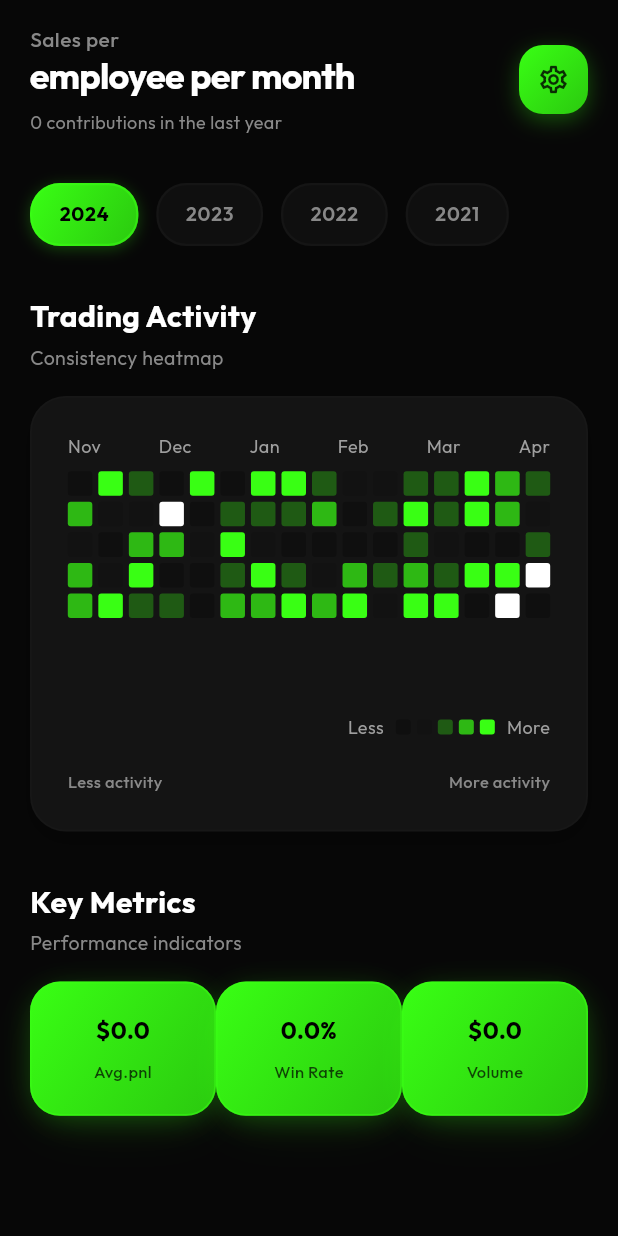
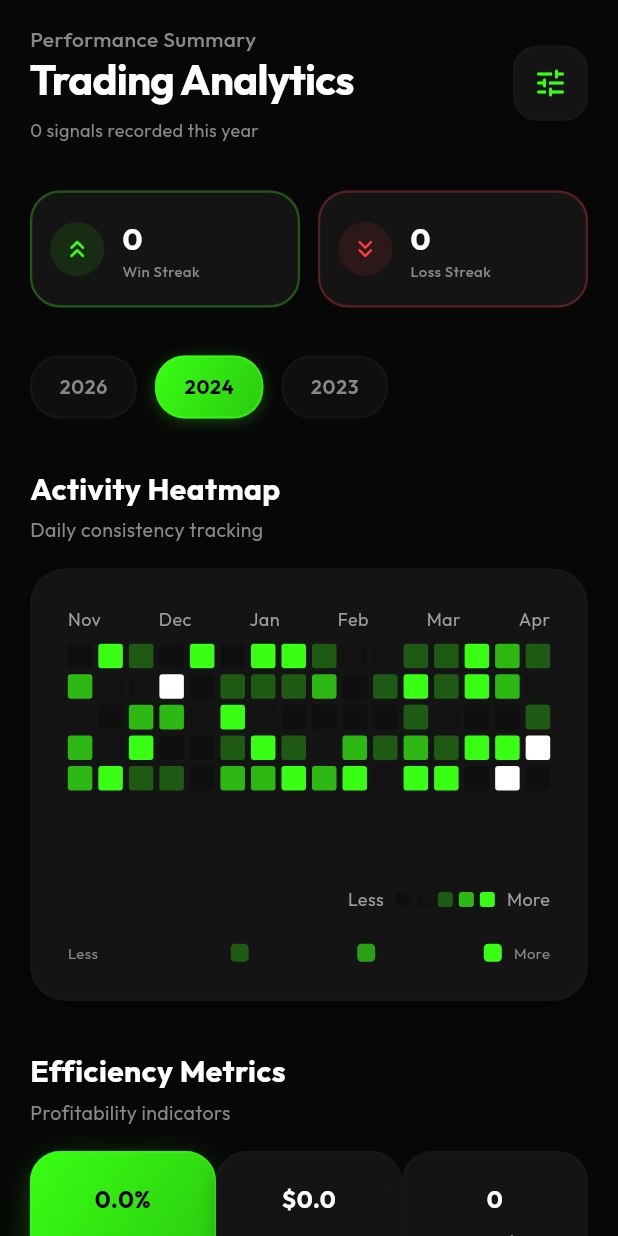
Before and after one commit to GlorysID/jurnal_mobile, a Flutter app: the DashboardView screen opened directly, on a phone screen of 412 x 824 dp. Run offline on Flutter 3.47's test engine with Material 3 defaults, Android fonts, the phone set to English and light mode, and no system bars; our stand-ins replace file_picker, fl_chart, flutter_riverpod, google_fonts, image_picker, isar and 1 more; accounts and stored records are empty; generated files the repository leaves out were written again.

Commit message:
Feat: Analytics UI Gacor Update (v1.1.1+5)

```diff
--- a/lib/domain/entities/analytics_entity.dart
+++ b/lib/domain/entities/analytics_entity.dart
@@ -8,6 +8,9 @@ class AnalyticsEntity {
   final double expectedValue;
   final List<double> equityCurve; // For chart
 
+  final int winningStreak;
+  final int losingStreak;
+
   AnalyticsEntity({
     required this.totalPnl,
     required this.totalTrades,
@@ -17,6 +20,8 @@ class AnalyticsEntity {
     required this.maxDrawdown,
     required this.expectedValue,
     required this.equityCurve,
+    required this.winningStreak,
+    required this.losingStreak,
   });
 
   factory AnalyticsEntity.empty() {
@@ -29,6 +34,8 @@ class AnalyticsEntity {
       maxDrawdown: 0,
       expectedValue: 0,
       equityCurve: [0],
+      winningStreak: 0,
+      losingStreak: 0,
     );
   }
 }
--- a/lib/presentation/providers/analytics_provider.dart
+++ b/lib/presentation/providers/analytics_provider.dart
@@ -28,6 +28,11 @@ AnalyticsEntity _calculateAnalytics(List<TradeEntity> trades) {
 
   double currentEquity = 0;
 
+  int maxWinStreak = 0;
+  int maxLossStreak = 0;
+  int currentWinStreak = 0;
+  int currentLossStreak = 0;
+
   for (var trade in closedTrades) {
     double pnl = trade.pnl ?? 0;
     if (pnl.isNaN || pnl.isInfinite) pnl = 0;
@@ -39,8 +44,14 @@ AnalyticsEntity _calculateAnalytics(List<TradeEntity> trades) {
 
     if (pnl > 0) {
       winningTrades++;
+      currentWinStreak++;
+      currentLossStreak = 0;
+      if (currentWinStreak > maxWinStreak) maxWinStreak = currentWinStreak;
     } else if (pnl < 0) {
       losingTrades++;
+      currentLossStreak++;
+      currentWinStreak = 0;
+      if (currentLossStreak > maxLossStreak) maxLossStreak = currentLossStreak;
     }
 
     if (currentEquity.isFinite && currentEquity > peakEquity) {
@@ -68,5 +79,7 @@ AnalyticsEntity _calculateAnalytics(List<TradeEntity> trades) {
     maxDrawdown: maxDrawdown,
     expectedValue: expectedValue,
     equityCurve: equityCurve,
+    winningStreak: maxWinStreak,
+    losingStreak: maxLossStreak,
   );
 }
--- a/lib/presentation/screens/dashboard_view.dart
+++ b/lib/presentation/screens/dashboard_view.dart
@@ -16,6 +16,102 @@ class DashboardView extends ConsumerStatefulWidget {
 class _DashboardViewState extends ConsumerState<DashboardView> {
   int selectedYear = 2024;
 
+  Widget _buildQuickAction(BuildContext context) {
+    return Container(
+      decoration: BoxDecoration(
+        color: AppTheme.cardDark,
+        borderRadius: BorderRadius.circular(16),
+        border: Border.all(color: AppTheme.borderColor.withValues(alpha: 0.3)),
+      ),
+      child: IconButton(
+        icon: const Icon(Icons.tune_rounded, color: AppTheme.accentColor),
+        onPressed: () {},
+      ),
+    );
+  }
+
+  Widget _buildStreakCard(
+    String label,
+    String value,
+    IconData icon,
+    Color color,
+  ) {
+    return Expanded(
+      child: Container(
+        decoration: BoxDecoration(
+          color: AppTheme.cardDark,
+          borderRadius: BorderRadius.circular(20),
+          border: Border.all(color: color.withValues(alpha: 0.3), width: 1.5),
+        ),
+        padding: const EdgeInsets.symmetric(vertical: 16, horizontal: 12),
+        child: Row(
+          children: [
+            Container(
+              padding: const EdgeInsets.all(8),
+              decoration: BoxDecoration(
+                color: color.withValues(alpha: 0.1),
+                shape: BoxShape.circle,
+              ),
+              child: Icon(icon, color: color, size: 20),
+            ),
+            const SizedBox(width: 12),
+            Column(
+              crossAxisAlignment: CrossAxisAlignment.start,
+              children: [
+                Text(
+                  value,
+                  style: GoogleFonts.outfit(
+                    fontSize: 20,
+                    fontWeight: FontWeight.bold,
+                    color: AppTheme.textColor,
+                  ),
+                ),
+                Text(
+                  label,
+                  style: const TextStyle(
+                    fontSize: 10,
+                    color: AppTheme.textSecondary,
+                    fontWeight: FontWeight.w500,
+                  ),
+                ),
+              ],
+            ),
+          ],
+        ),
+      ),
+    );
+  }
+
+  Widget _buildLegendItem(String label, Color color) {
+    return Row(
+      children: [
+        if (label == 'Less') ...[
+          Text(
+            label,
+            style: const TextStyle(fontSize: 10, color: AppTheme.textSecondary),
+          ),
+          const SizedBox(width: 8),
+        ],
+        Container(
+          width: 12,
+          height: 12,
+          decoration: BoxDecoration(
+            color: color,
+            borderRadius: BorderRadius.circular(3),
+          ),
+        ),
+        if (label == 'More') ...[
+          const SizedBox(width: 8),
+          Text(
+            label,
+            style: const TextStyle(fontSize: 10, color: AppTheme.textSecondary),
+          ),
+        ],
+        if (label != 'Less' && label != 'More') const SizedBox(width: 4),
+      ],
+    );
+  }
+
   @override
   Widget build(BuildContext context) {
     final analytics = ref.watch(analyticsProvider);
@@ -29,7 +125,7 @@ class _DashboardViewState extends ConsumerState<DashboardView> {
           child: Column(
             crossAxisAlignment: CrossAxisAlignment.start,
             children: [
-              // Enhanced Header
+              // Premium Header
               Padding(
                 padding: const EdgeInsets.symmetric(horizontal: 20),
                 child: Row(
@@ -39,7 +135,7 @@ class _DashboardViewState extends ConsumerState<DashboardView> {
                       crossAxisAlignment: CrossAxisAlignment.start,
                       children: [
                         Text(
-                          'Sales per',
+                          'Performance Summary',
                           style: const TextStyle(
                             fontSize: 14,
                             color: AppTheme.textSecondary,
@@ -48,9 +144,9 @@ class _DashboardViewState extends ConsumerState<DashboardView> {
                           ),
                         ),
                         Text(
-                          'employee per month',
+                          'Trading Analytics',
                           style: GoogleFonts.outfit(
-                            fontSize: 24,
+                            fontSize: 28,
                             fontWeight: FontWeight.bold,
                             color: AppTheme.textColor,
                             letterSpacing: -0.5,
@@ -59,7 +155,7 @@ class _DashboardViewState extends ConsumerState<DashboardView> {
                         ),
                         const SizedBox(height: 8),
                         Text(
-                          '${analytics.totalTrades} contributions in the last year',
+                          '${analytics.totalTrades} signals recorded this year',
                           style: const TextStyle(
                             fontSize: 12,
                             color: AppTheme.textSecondary,
@@ -68,41 +164,29 @@ class _DashboardViewState extends ConsumerState<DashboardView> {
                         ),
                       ],
                     ),
-                    Container(
-                      decoration: BoxDecoration(
-                        gradient: AppTheme.accentGradient,
-                        borderRadius: BorderRadius.circular(16),
-                        boxShadow: [
-                          BoxShadow(
-                            color: AppTheme.accentColor.withValues(alpha: 0.3),
-                            blurRadius: 12,
-                            offset: const Offset(0, 4),
-                          ),
-                        ],
-                      ),
-                      child: Material(
-                        color: Colors.transparent,
-                        child: InkWell(
-                          onTap: () {
-                            ScaffoldMessenger.of(context).showSnackBar(
-                              const SnackBar(
-                                content: Text(
-                                  'Settings are available in the Profile tab',
-                                ),
-                              ),
-                            );
-                          },
-                          borderRadius: BorderRadius.circular(16),
-                          child: Padding(
-                            padding: const EdgeInsets.all(12),
-                            child: Icon(
-                              Icons.settings_outlined,
-                              color: Colors.black.withValues(alpha: 0.8),
-                              size: 22,
-                            ),
-                          ),
-                        ),
-                      ),
+                    _buildQuickAction(context),
+                  ],
+                ),
+              ),
+              const SizedBox(height: 32),
+
+              // Trading Streaks (Gacor Row)
+              Padding(
+                padding: const EdgeInsets.symmetric(horizontal: 20),
+                child: Row(
+                  children: [
+                    _buildStreakCard(
+                      'Win Streak',
+                      '${analytics.winningStreak}',
+                      Icons.keyboard_double_arrow_up_rounded,
+                      AppTheme.successColor,
+                    ),
+                    const SizedBox(width: 12),
+                    _buildStreakCard(
+                      'Loss Streak',
+                      '${analytics.losingStreak}',
+                      Icons.keyboard_double_arrow_down_rounded,
+                      AppTheme.errorColor,
                     ),
                   ],
                 ),
@@ -117,13 +201,14 @@ class _DashboardViewState extends ConsumerState<DashboardView> {
                   physics: const BouncingScrollPhysics(),
                   child: Row(
                     children: [
+                      _buildYearChip(
+                        DateTime.now().year,
+                        selectedYear == DateTime.now().year,
+                      ),
+                      const SizedBox(width: 12),
                       _buildYearChip(2024, selectedYear == 2024),
                       const SizedBox(width: 12),
                       _buildYearChip(2023, selectedYear == 2023),
-                      const SizedBox(width: 12),
-                      _buildYearChip(2022, selectedYear == 2022),
-                      const SizedBox(width: 12),
-                      _buildYearChip(2021, selectedYear == 2021),
                     ],
                   ),
                 ),
@@ -132,8 +217,8 @@ class _DashboardViewState extends ConsumerState<DashboardView> {
 
               // Enhanced Heatmap Section
               SectionHeader(
-                title: 'Trading Activity',
-                subtitle: 'Consistency heatmap',
+                title: 'Activity Heatmap',
+                subtitle: 'Daily consistency tracking',
               ),
               const SizedBox(height: 16),
               Padding(
@@ -148,9 +233,9 @@ class _DashboardViewState extends ConsumerState<DashboardView> {
                     ),
                     boxShadow: [
                       BoxShadow(
-                        color: Colors.black.withValues(alpha: 0.2),
-                        blurRadius: 12,
-                        offset: const Offset(0, 6),
+                        color: Colors.black.withValues(alpha: 0.3),
+                        blurRadius: 15,
+                        offset: const Offset(0, 8),
                       ),
                     ],
                   ),
@@ -162,23 +247,19 @@ class _DashboardViewState extends ConsumerState<DashboardView> {
                       Row(
                         mainAxisAlignment: MainAxisAlignment.spaceBetween,
                         children: [
-                          const Text(
-                            'Less activity',
-                            style: TextStyle(
-                              fontSize: 11,
-                              color: AppTheme.textSecondary,
-                              fontWeight: FontWeight.w500,
-                            ),
+                          _buildLegendItem(
+                            'Less',
+                            AppTheme.cardDark.withValues(alpha: 0.5),
                           ),
-                          const Spacer(),
-                          const Text(
-                            'More activity',
-                            style: TextStyle(
-                              fontSize: 11,
-                              color: AppTheme.textSecondary,
-                              fontWeight: FontWeight.w500,
-                            ),
+                          _buildLegendItem(
+                            '',
+                            AppTheme.accentColor.withValues(alpha: 0.3),
                           ),
+                          _buildLegendItem(
+                            '',
+                            AppTheme.accentColor.withValues(alpha: 0.6),
+                          ),
+                          _buildLegendItem('More', AppTheme.accentColor),
                         ],
                       ),
                     ],
@@ -187,10 +268,10 @@ class _DashboardViewState extends ConsumerState<DashboardView> {
               ),
               const SizedBox(height: 32),
 
-              // Performance Metrics with Enhanced Layout
+              // Key Metrics Section
               SectionHeader(
-                title: 'Key Metrics',
-                subtitle: 'Performance indicators',
+                title: 'Efficiency Metrics',
+                subtitle: 'Profitability indicators',
               ),
               const SizedBox(height: 16),
               Padding(
@@ -199,19 +280,19 @@ class _DashboardViewState extends ConsumerState<DashboardView> {
                   mainAxisAlignment: MainAxisAlignment.spaceBetween,
                   children: [
                     _buildMetricDiamond(
-                      '\$${(analytics.totalTrades > 0 ? analytics.totalPnl / analytics.totalTrades : 0).toStringAsFixed(1)}',
-                      'Avg.pnl',
-                      isGreen: true,
-                    ),
-                    _buildMetricDiamond(
                       '${analytics.winRate.toStringAsFixed(1)}%',
                       'Win Rate',
                       isGreen: true,
                     ),
                     _buildMetricDiamond(
                       '\$${analytics.expectedValue.toStringAsFixed(1)}',
-                      'Volume',
-                      isGreen: true,
+                      'Expectancy',
+                      isGreen: false,
+                    ),
+                    _buildMetricDiamond(
+                      '${analytics.totalTrades}',
+                      'Total',
+                      isGreen: false,
                     ),
                   ],
                 ),
--- a/pubspec.yaml
+++ b/pubspec.yaml
@@ -16,7 +16,7 @@ publish_to: 'none' # Remove this line if you wish to publish to pub.dev
 # https://developer.apple.com/library/archive/documentation/General/Reference/InfoPlistKeyReference/Articles/CoreFoundationKeys.html
 # In Windows, build-name is used as the major, minor, and patch parts
 # of the product and file versions while build-number is used as the build suffix.
-version: 1.1.0+4
+version: 1.1.1+5
 
 environment:
   sdk: ^3.9.0
--- a/version.json
+++ b/version.json
@@ -1,6 +1,6 @@
 {
-  "version": "1.1.0",
-  "buildNumber": "4",
+  "version": "1.1.1",
+  "buildNumber": "5",
   "downloadUrl": "https://github.com/GlorysID/jurnal_mobile/releases",
-  "releaseNotes": "Critical fix for trade saving crash & performance stability."
+  "releaseNotes": "UI Gacor v2: Trading Streaks, Premium Analytics Layout, and stability fixes."
 }
```
